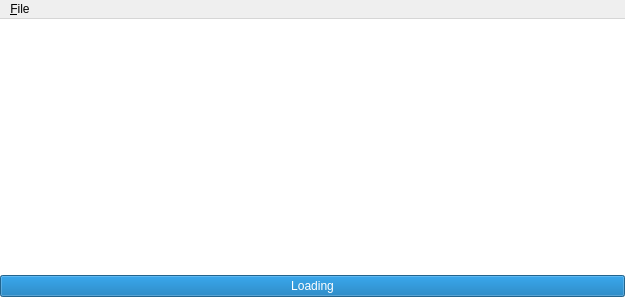
The window that lennygui.ui (hbirchtree/lenny) describes before a commit, drawn with Qt 5.
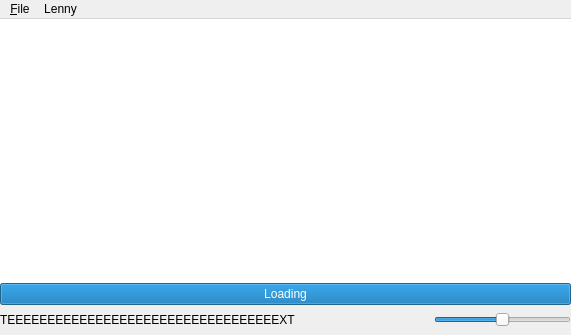
The same window after the commit.

Diff of the .ui file:
```diff
--- a/lennygui.ui
+++ b/lennygui.ui
@@ -6,8 +6,8 @@
    <rect>
     <x>0</x>
     <y>0</y>
-    <width>625</width>
-    <height>297</height>
+    <width>571</width>
+    <height>335</height>
    </rect>
   </property>
   <property name="sizePolicy">
@@ -47,6 +47,9 @@
       <property name="frameShadow">
        <enum>QFrame::Plain</enum>
       </property>
+      <property name="verticalScrollBarPolicy">
+       <enum>Qt::ScrollBarAlwaysOff</enum>
+      </property>
       <property name="horizontalScrollBarPolicy">
        <enum>Qt::ScrollBarAlwaysOff</enum>
       </property>
@@ -74,6 +77,78 @@
       </property>
      </widget>
     </item>
+    <item>
+     <widget class="QFrame" name="itemFrame">
+      <property name="frameShape">
+       <enum>QFrame::NoFrame</enum>
+      </property>
+      <property name="frameShadow">
+       <enum>QFrame::Plain</enum>
+      </property>
+      <layout class="QHBoxLayout" name="horizontalLayout">
+       <property name="spacing">
+        <number>0</number>
+       </property>
+       <property name="leftMargin">
+        <number>0</number>
+       </property>
+       <property name="topMargin">
+        <number>0</number>
+       </property>
+       <property name="rightMargin">
+        <number>0</number>
+       </property>
+       <property name="bottomMargin">
+        <number>0</number>
+       </property>
+       <item>
+        <widget class="QLabel" name="label">
+         <property name="text">
+          <string>TEEEEEEEEEEEEEEEEEEEEEEEEEEEEEEEEEEXT</string>
+         </property>
+        </widget>
+       </item>
+       <item>
+        <spacer name="horizontalSpacer">
+         <property name="orientation">
+          <enum>Qt::Horizontal</enum>
+         </property>
+         <property name="sizeType">
+          <enum>QSizePolicy::MinimumExpanding</enum>
+         </property>
+         <property name="sizeHint" stdset="0">
+          <size>
+           <width>40</width>
+           <height>30</height>
+          </size>
+         </property>
+        </spacer>
+       </item>
+       <item>
+        <widget class="QSlider" name="zoomSlider">
+         <property name="toolTip">
+          <string>Zoom</string>
+         </property>
+         <property name="minimum">
+          <number>0</number>
+         </property>
+         <property name="maximum">
+          <number>100</number>
+         </property>
+         <property name="singleStep">
+          <number>10</number>
+         </property>
+         <property name="value">
+          <number>50</number>
+         </property>
+         <property name="orientation">
+          <enum>Qt::Horizontal</enum>
+         </property>
+        </widget>
+       </item>
+      </layout>
+     </widget>
+    </item>
    </layout>
   </widget>
   <widget class="QMenuBar" name="menuBar">
@@ -81,8 +156,8 @@
     <rect>
      <x>0</x>
      <y>0</y>
-     <width>625</width>
-     <height>25</height>
+     <width>571</width>
+     <height>28</height>
     </rect>
    </property>
    <widget class="QMenu" name="menuFile">
@@ -91,7 +166,14 @@
     </property>
     <addaction name="actionQuit"/>
    </widget>
+   <widget class="QMenu" name="menuLenny">
+    <property name="title">
+     <string>Lenny</string>
+    </property>
+    <addaction name="actionUpdate"/>
+   </widget>
    <addaction name="menuFile"/>
+   <addaction name="menuLenny"/>
   </widget>
   <action name="actionQuit">
    <property name="text">
```
Left out of the diff: 7 changed lines with no effect on the pictures.
